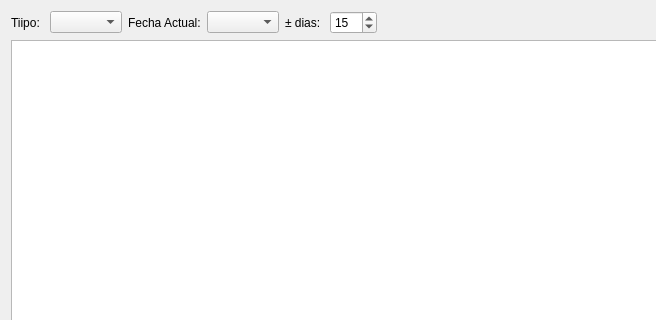
Qt form MeteoAstrologia/weatherdisplaywidget.ui (diegowald/meteo) before a commit; both pictures show x 0 to 656 and y 0 to 320 of the 780 by 490 pixel window.
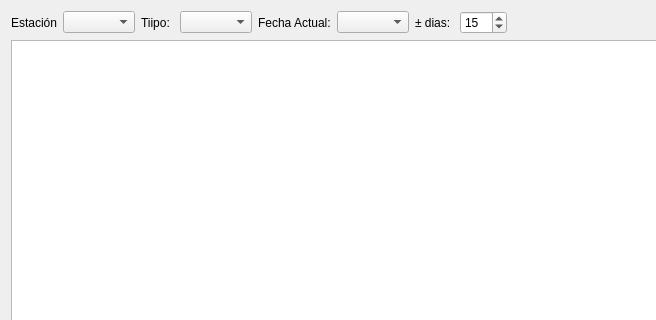
The same form after that commit. Custom widgets are drawn as their Qt base class.

Commit message: Se añade la estacion de trabajo.

```diff
--- a/MeteoAstrologia/weatherdisplaywidget.ui
+++ b/MeteoAstrologia/weatherdisplaywidget.ui
@@ -16,6 +16,16 @@
   <layout class="QVBoxLayout" name="verticalLayout">
    <item>
     <layout class="QHBoxLayout" name="horizontalLayout">
+     <item>
+      <widget class="QLabel" name="label_4">
+       <property name="text">
+        <string>Estación</string>
+       </property>
+      </widget>
+     </item>
+     <item>
+      <widget class="QComboBox" name="cboEstacion"/>
+     </item>
      <item>
       <widget class="QLabel" name="label_3">
        <property name="text">
```
The commit also changes 48 other files.
